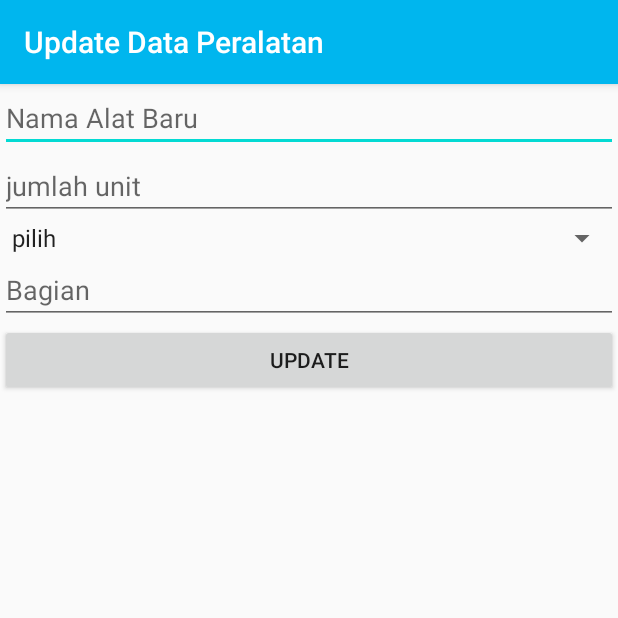
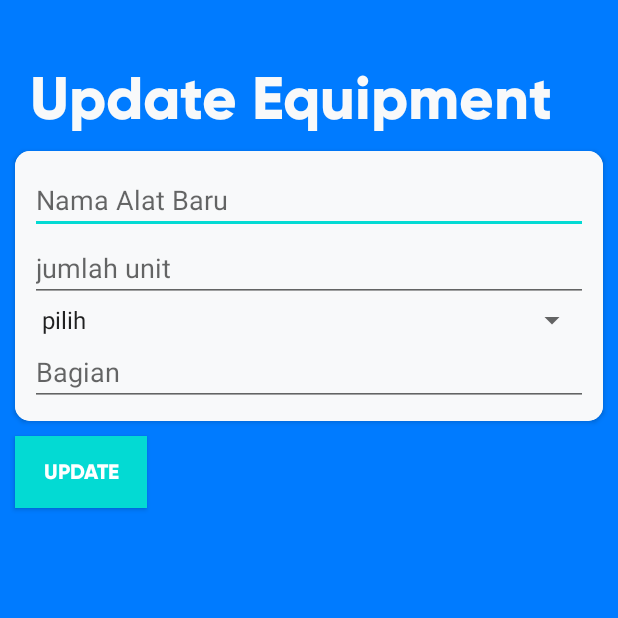
Before and after one commit to arifmh18/EventManagement, an Android app: the UpdatePeralatan screen opened directly, with no data from a screen before it, on a phone screen of 412 x 824 dp, the top half of it. Run offline under Robolectric (Android 15) with nearby library versions, the phone set to English and light mode, and no system bars; our stand-ins replace Firebase (no records; nobody signed in at launch, a user with empty details on screens opened directly), Room's generated code; 3 statements that could not run were skipped.

Commit message:
menyelesaikan desain tapi update error

```diff
--- a/app/src/main/java/com/ardat/eventmanagement/Fragment/EquipmentFragment.kt
+++ b/app/src/main/java/com/ardat/eventmanagement/Fragment/EquipmentFragment.kt
@@ -50,7 +50,7 @@ class EquipmentFragment : Fragment(), EquipmentAdapter.dataListener {
             })
 
 
-        view.insertData.setOnClickListener {
+        view.judul.setOnClickListener {
             startActivity(Intent(this.context,CreatePeralatan::class.java))
         }
 
--- a/app/src/main/java/com/ardat/eventmanagement/itemPeralatan/UpdatePeralatan.kt
+++ b/app/src/main/java/com/ardat/eventmanagement/itemPeralatan/UpdatePeralatan.kt
@@ -55,10 +55,6 @@ class UpdatePeralatan : AppCompatActivity() {
                 ?.child(getKey)?.setValue(temanBaru)
                 ?.addOnCompleteListener {
                     viewModel.updateData(temanBaru)
-//                    Toast.makeText(this,cekNamaAlat,Toast.LENGTH_SHORT).show()
-//                    Toast.makeText(this,cekBagian,Toast.LENGTH_SHORT).show()
-//                    Toast.makeText(this,cekJumlahUnit,Toast.LENGTH_SHORT).show()
-//                    Toast.makeText(this,cekStatus,Toast.LENGTH_SHORT).show()
                     startActivity(Intent(this,MainActivity::class.java))
                     finish()
                 }
--- a/app/src/main/res/layout/activity_update.xml
+++ b/app/src/main/res/layout/activity_update.xml
@@ -5,7 +5,32 @@
     android:layout_width="match_parent"
     android:layout_height="match_parent"
     android:orientation="vertical"
+    android:background="@color/bgPrimary"
     tools:context=".itemPeralatan.UpdatePeralatan">
+    <TextView
+        android:id="@+id/judul"
+        android:layout_marginTop="40sp"
+        android:layout_marginLeft="20sp"
+        android:layout_width="wrap_content"
+        android:layout_height="wrap_content"
+        android:text="Update Equipment"
+        android:textColor="@color/bgLight"
+        android:textSize="40sp"
+        android:fontFamily="@font/gilroy_bold"
+        android:textStyle="bold"
+        />
+    <androidx.cardview.widget.CardView
+        android:layout_margin="10sp"
+        app:cardCornerRadius="10sp"
+        android:layout_width="match_parent"
+        android:layout_height="wrap_content">
+        <LinearLayout
+
+            android:background="@color/bgLight"
+            android:orientation="vertical"
+            android:layout_width="match_parent"
+            android:padding="10sp"
+            android:layout_height="wrap_content">
     <EditText
         android:id="@+id/newNama"
         android:layout_width="match_parent"
@@ -34,9 +59,17 @@
         android:ems="10"
         android:hint="Bagian"
         android:inputType="textPersonName" />
+        </LinearLayout>
+    </androidx.cardview.widget.CardView>
     <Button
         android:id="@+id/updateData"
-        android:layout_width="match_parent"
+        android:layout_marginLeft="10sp"
+        android:text="Update"
+        android:background="@color/colorAccent"
+        android:textColor="#FFFFFF"
+        android:fontFamily="@font/gilroy_bold"
+        android:textStyle="bold"
+        android:layout_width="wrap_content"
         android:layout_height="wrap_content"
-        android:text="Update" />
+        />
 </LinearLayout>
--- a/app/src/main/res/values/colors.xml
+++ b/app/src/main/res/values/colors.xml
@@ -3,4 +3,9 @@
     <color name="colorPrimary">#00B6EE</color>
     <color name="colorPrimaryDark">#0076F3</color>
     <color name="colorAccent">#03DAD3</color>
+    <color name="bgPrimary">#007bff</color>
+    <color name="bgSeconday">#6c757d</color>
+    <color name="bgDanger">#dc3545</color>
+    <color name="bgDark">#343a40</color>
+    <color name="bgLight">#f8f9fa</color>
 </resources>
--- a/app/src/main/res/values/styles.xml
+++ b/app/src/main/res/values/styles.xml
@@ -1,6 +1,6 @@
 <resources>
     <!-- Base application theme. -->
-    <style name="AppTheme" parent="Theme.AppCompat.Light.DarkActionBar">
+    <style name="AppTheme" parent="Theme.AppCompat.Light.NoActionBar">
         <!-- Customize your theme here. -->
         <item name="colorPrimary">@color/colorPrimary</item>
         <item name="colorPrimaryDark">@color/colorPrimaryDark</item>
```
Also changed, not shown: app/src/main/res/layout/activity_create_peralatan.xml (+38 -1 lines), app/src/main/res/layout/edit_delete.xml (deleted, +0 -34 lines), app/src/main/res/layout/fragment_equipment.xml (+27 -17 lines), app/src/main/res/layout/list_peralatan.xml (+48 -4 lines), app/src/main/res/font/gilroy_bold.otf (added), app/src/main/res/font/gilroy_light.otf (added).
